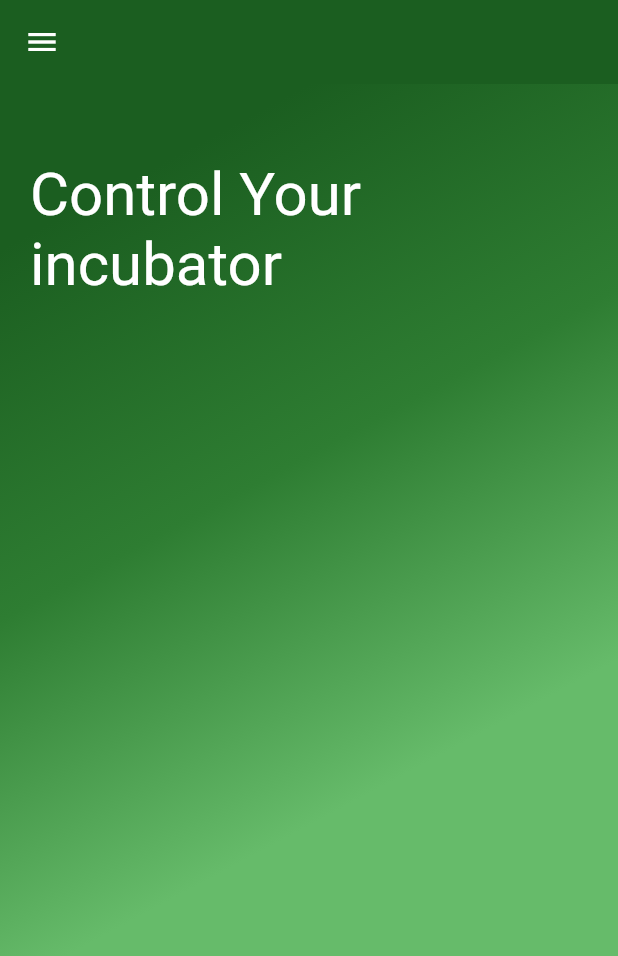
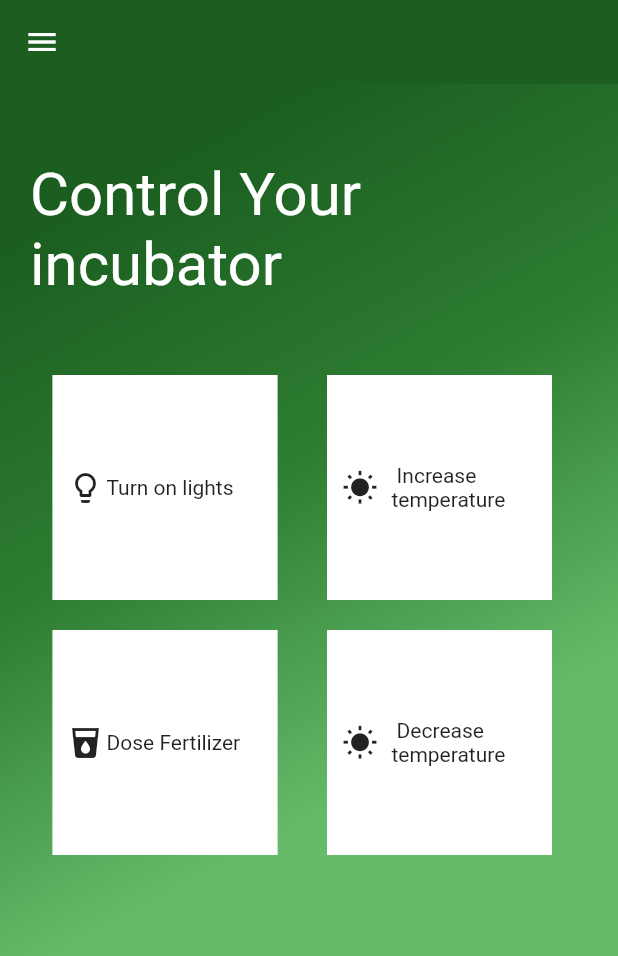
Before and after one commit to teoYQ/Panasonic_App, a Flutter app: the ActivitiesPage screen opened directly, after a tap on "Do it myself", on a phone screen of 412 x 824 dp. Shown: the top 956 px of the screen. Run offline on Flutter 3.47's test engine with Material 2 defaults, Android fonts, the phone set to English and light mode, and no system bars; our stand-ins replace firebase_auth, firebase_database, image_picker, simple_animations; missing offline and left inert: dart:ffi; accounts and stored records are empty.

Commit message:
DIY page

```diff
--- a/panasonic_v1/lib/DIYpage.dart
+++ b/panasonic_v1/lib/DIYpage.dart
@@ -1,4 +1,6 @@
 import 'package:flutter/material.dart';
+import 'package:panasonic_v1/widgets/buttons_.dart';
+import 'package:panasonic_v1/widgets/tapbox.dart';
 
 class DIYPage extends StatefulWidget {
   @override
@@ -6,9 +8,10 @@ class DIYPage extends StatefulWidget {
 }
 
 class _DIYPageState extends State<DIYPage> {
+  String _lights = 'Turn on the lights';
   @override
-  String _lights = 'off';
   Widget build(BuildContext context) {
+    bool _state = false;
         return Scaffold(
           appBar: AppBar(
             backgroundColor: Colors.green[900],
@@ -70,6 +73,17 @@ class _DIYPageState extends State<DIYPage> {
                         padding: EdgeInsets.all(10),
                         child: Column(
                           children: <Widget>[
+
+                            Row(children: <Widget>[
+                            TapboxA(),
+                              //ButtonActivity(Icons.lightbulb_outline, _state ? 'Turn x lights' : 'Turn on lights', () => {_state = !_state}),
+                          ButtonActivity(Icons.wb_sunny, "   Increase  \n  temperature", () => {print("hi")})
+                        ],),
+                        SizedBox(height: 20,),
+                        Row(children: <Widget>[
+                          ButtonActivity(Icons.local_drink, "Dose Fertilizer", () => {print("hi")}),
+                          ButtonActivity(Icons.wb_sunny, "   Decrease  \n  temperature", () => {print("hi")})
+                        ],)
                       ],
                     ),
                   ),
--- /dev/null
+++ b/panasonic_v1/lib/achievements.dart
@@ -0,0 +1,146 @@
+import 'package:flutter/material.dart';
+
+class DIYPage extends StatefulWidget {
+  @override
+  _DIYPageState createState() => _DIYPageState();
+}
+
+class _DIYPageState extends State<DIYPage> {
+  @override
+  String _lights = 'off';
+  Widget build(BuildContext context) {
+    return Scaffold(
+      appBar: AppBar(
+        backgroundColor: Colors.green[900],
+        elevation: 0.0,
+      ),
+      drawer: Drawer(
+          child: ListView(children: <Widget>[
+        DrawerHeader(
+          decoration: BoxDecoration(
+              gradient: LinearGradient(colors: <Color>[
+            Colors.green[900],
+            Colors.green[800],
+            Colors.green[400]
+          ])),
+          child: CircleAvatar(
+            radius: 15,
+            backgroundColor: Colors.white,
+          ),
+        ),
+        CustomListTile(Icons.person, "Profile", () => {}),
+        CustomListTile(Icons.settings, "Settings", () => {}),
+        CustomListTile(Icons.exit_to_app, "Log Out", () => {}),
+      ])),
+      body: Container(
+        width: double.infinity,
+        decoration: BoxDecoration(
+            gradient: LinearGradient(begin: Alignment.topCenter, colors: [
+          Colors.green[900],
+          Colors.green[800],
+          Colors.green[400]
+        ])),
+        child: Column(
+          crossAxisAlignment: CrossAxisAlignment.start,
+          children: <Widget>[
+            SizedBox(
+              height: 30,
+            ),
+            Padding(
+              padding: EdgeInsets.all(20),
+              child: Column(
+                crossAxisAlignment: CrossAxisAlignment.start,
+                children: <Widget>[
+                  Text(
+                    "Control Your incubator",
+                    style: TextStyle(color: Colors.white, fontSize: 40),
+                  ),
+                  SizedBox(
+                    height: 10,
+                  ),
+                  //FadeAnimation(1.3, Text("Welcome Back", style: TextStyle(color: Colors.white, fontSize: 18),)),
+                ],
+              ),
+            ),
+            SizedBox(height: 10),
+            Expanded(
+              child: Container(
+                child: SingleChildScrollView(
+                  child: Padding(
+                    padding: EdgeInsets.all(10),
+                    child: Column(
+                      children: <Widget>[
+                      ],
+                    ),
+                  ),
+                ),
+              ),
+            )
+          ],
+        ),
+      ),
+    );
+  }
+
+
+}
+/*
+        body: Container(
+          padding: EdgeInsets.all(20.0),
+          child: Form(
+            child: Column(
+              children: <Widget>[
+                SizedBox(height: 20.0), // <= NEW
+                Text(
+                  'What would you like to do today',
+                  style: TextStyle(fontSize: 20),
+                ),
+                RaisedButton(
+                    child: Text("Monitor Plants"),
+                    onPressed: () {
+                      print("looking at my plant");
+                    }),
+                    RaisedButton(
+                    child: Text("Water plant"),
+                    onPressed: () {
+                      print("watering plant");
+                    }),
+                    TapboxA(),
+                    RaisedButton(
+                    child: Text("Is my crop ready to eat"),
+                    onPressed: () {
+                      print("No");
+                    }),
+                            ],
+            ),
+          ),
+        ));
+  }
+}
+*/
+
+class CustomListTile extends StatelessWidget {
+  IconData icon;
+  String text;
+  Function onTap;
+  CustomListTile(this.icon, this.text, this.onTap);
+
+  @override
+  Widget build(BuildContext context) {
+    return Padding(
+        padding: const EdgeInsets.fromLTRB(8.0, 0, 8.0, 0),
+        child: InkWell(
+            onTap: onTap,
+            child: Container(
+                height: 50,
+                child: Row(
+                  children: <Widget>[
+                    Icon(icon),
+                    Padding(
+                      padding: const EdgeInsets.all(8.0),
+                    ),
+                    Text(text)
+                  ],
+                ))));
+  }
+}
--- a/panasonic_v1/lib/activities.dart
+++ b/panasonic_v1/lib/activities.dart
@@ -3,7 +3,7 @@ import 'package:panasonic_v1/DIYpage.dart';
 import 'package:panasonic_v1/analyticspage.dart';
 import 'package:panasonic_v1/monitorpage.dart';
 import 'package:panasonic_v1/shoppage.dart';
-import 'package:panasonic_v1/toggle_buttons.dart';
+//import 'package:panasonic_v1/toggle_buttons.dart';
 
 class ActivitiesPage extends StatefulWidget {
   @override
@@ -88,19 +88,20 @@ class _ActivitiesPageState extends State<ActivitiesPage> {
                                   color: Colors.white),
                               child: Row(
                                   mainAxisAlignment: MainAxisAlignment.start,
-                                    crossAxisAlignment:
-                                        CrossAxisAlignment.center,
+                                  crossAxisAlignment: CrossAxisAlignment.center,
                                   children: <Widget>[
                                     Image.asset("assets/LiveMonitoring.png",
                                         height: 100, width: 100),
                                     Text("Monitor your plants")
-                                    ])), onPressed: () {
+                                  ])),
+                          onPressed: () {
                             Navigator.push(
                               context,
                               MaterialPageRoute(
                                   builder: (context) => MonitorPage()),
                             );
-                                    },),
+                          },
+                        ),
                         SizedBox(
                           height: 10,
                         ),
@@ -114,19 +115,20 @@ class _ActivitiesPageState extends State<ActivitiesPage> {
                                   color: Colors.white),
                               child: Row(
                                   mainAxisAlignment: MainAxisAlignment.start,
-                                    crossAxisAlignment:
-                                        CrossAxisAlignment.center,
+                                  crossAxisAlignment: CrossAxisAlignment.center,
                                   children: <Widget>[
                                     Image.asset("assets/PlantPerformance.png",
                                         height: 100, width: 100),
                                     Text("Analytics")
-                                    ])), onPressed: () {
+                                  ])),
+                          onPressed: () {
                             Navigator.push(
                               context,
                               MaterialPageRoute(
                                   builder: (context) => AnlyticsPage()),
                             );
-                                    },),
+                          },
+                        ),
                         SizedBox(
                           height: 10,
                         ),
@@ -167,19 +169,43 @@ class _ActivitiesPageState extends State<ActivitiesPage> {
                                   color: Colors.white),
                               child: Row(
                                   mainAxisAlignment: MainAxisAlignment.start,
-                                    crossAxisAlignment:
-                                        CrossAxisAlignment.center,
+                                  crossAxisAlignment: CrossAxisAlignment.center,
                                   children: <Widget>[
                                     Image.asset("assets/shoppingcart.png",
                                         height: 100, width: 100),
                                     Text("Shop")
-                                    ])), onPressed: () {
+                                  ])),
+                          onPressed: () {
                             Navigator.push(
                               context,
                               MaterialPageRoute(
                                   builder: (context) => ShopPage()),
                             );
-                                    },)
+                          },
+                        ),
+                        SizedBox(
+                          height: 10,
+                        ),
+                        FlatButton(
+                          child: Container(
+                              height: 120,
+                              width: 480,
+                              margin: EdgeInsets.symmetric(horizontal: 10),
+                              decoration: BoxDecoration(
+                                  borderRadius: BorderRadius.circular(20),
+                                  color: Colors.white),
+                              child: Row(
+                                  mainAxisAlignment: MainAxisAlignment.start,
+                                  crossAxisAlignment: CrossAxisAlignment.center,
+                                  children: <Widget>[
+                                    Image.asset("assets/trophy.png",
+                                        height: 100, width: 100),
+                                    Text("Achievements")
+                                  ])),
+                          onPressed: () {
+
+                          },
+                        )
                         /*InkWell(
                           child: Container(
                             decoration: BoxDecoration(
--- /dev/null
+++ b/panasonic_v1/lib/widgets/buttons_.dart
@@ -0,0 +1,38 @@
+import 'dart:ffi';
+
+import 'package:flutter/material.dart';
+
+class ButtonActivity extends StatelessWidget {
+  IconData icon;
+  String text;
+  Function onTap;
+  ButtonActivity(this.icon, this.text, this.onTap);
+  bool _state = false;
+  @override
+
+  Widget build(BuildContext context) {
+    return Padding(
+        padding: const EdgeInsets.fromLTRB(25.0, 0, 8.0, 0),
+        child: Material(
+          child: Ink(decoration: BoxDecoration(
+            color: Colors.white,
+          ),
+          child:InkWell(
+            onTap: onTap,
+            child: Container(
+                height: 150,
+                width: 150,
+                child: Row(
+                  children: <Widget>[
+                    Padding(
+                      padding: const EdgeInsets.all(5.0),
+                    ),
+                    Icon(icon),
+                    Padding(
+                      padding: const EdgeInsets.all(1.0),
+                    ),
+                    Text(text)
+                  ],
+                ))))));
+  }
+}
--- /dev/null
+++ b/panasonic_v1/lib/widgets/tapbox.dart
@@ -0,0 +1,62 @@
+import 'package:flutter/material.dart';
+class TapboxA extends StatefulWidget {
+  TapboxA({Key key}) : super(key: key);
+
+  @override
+  _TapboxAState createState() => _TapboxAState();
+}
+
+class _TapboxAState extends State<TapboxA> {
+  bool _active = false;
+  IconData icon = Icons.lightbulb_outline;
+  void _handleTap() {
+    setState(() {
+      _active = !_active;
+      print("switched light");
+    });
+  }
+  Widget build(BuildContext context) {
+    return Padding(
+        padding: const EdgeInsets.fromLTRB(25.0, 0, 8.0, 0),
+        child: Material(
+          child: Ink(decoration: BoxDecoration(
+            color: Colors.white,
+          ),
+          child:InkWell(
+            onTap: _handleTap,
+            child: Container(
+                height: 150,
+                width: 150,
+                child: Row(
+                  children: <Widget>[
+                    Padding(
+                      padding: const EdgeInsets.all(5.0),
+                    ),
+                    Icon(icon),
+                    Padding(
+                      padding: const EdgeInsets.all(1.0),
+                    ),
+                    Text( _active ? 'Turn off lights' : 'Turn on lights',)
+                  ],
+                ))))));
+  }
+/*  Widget build(BuildContext context) {
+    return GestureDetector(
+      onTap: _handleTap,
+      child: Container(
+        child: Center(
+          child: Text(
+            _active ? 'Turn off lights' : 'Turn on lights',
+            style: TextStyle(fontSize: 20.0),
+          ),
+        ),
+        width: 200,
+        height: 30,
+        // to color buttons add the following
+        decoration: BoxDecoration(
+          color: _active ?  Colors.grey[600]:Colors.lightGreen[700],
+       ),
+      ),
+    );
+  }*/
+}
--- a/panasonic_v1/pubspec.yaml
+++ b/panasonic_v1/pubspec.yaml
@@ -14,7 +14,7 @@ description: A new Flutter project.
 version: 1.0.0+1
 
 environment:
-  sdk: ">=2.1.0 <3.0.0"
+  sdk: ">=2.2.0 <3.0.0"
 
 dependencies:
   flutter:
```
Also changed, not shown: panasonic_v1/lib/shoppage.dart (+6 -2 lines), panasonic_v1/lib/toggle_buttons.dart (deleted, +0 -38 lines), panasonic_v1/lib/widgets/productCard.dart (+6 -2 lines), panasonic_v1/assets/trophy.png (added). Lines whose indentation alone changed are shown as unchanged.
